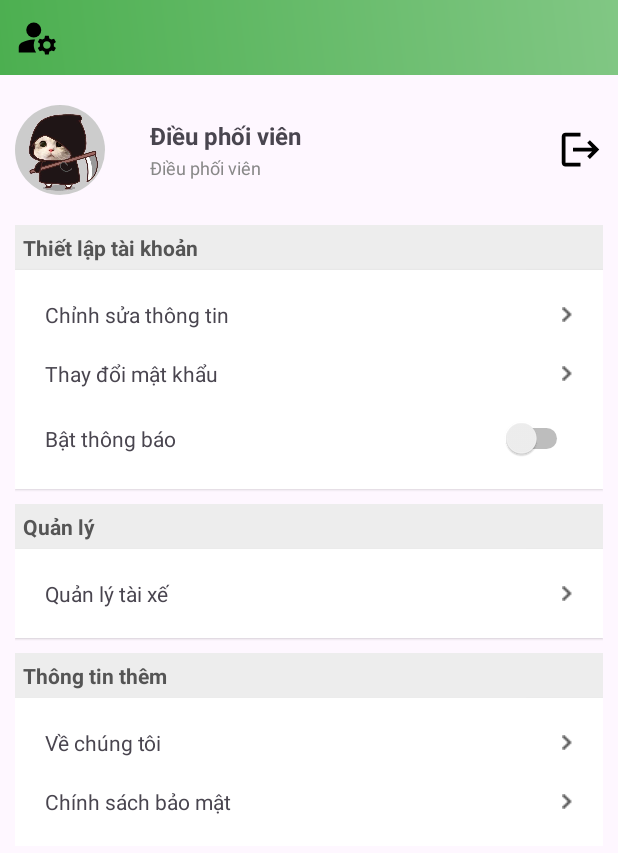
After one commit to Son301203/Car-booking, an Android app: the AccountCoordinationActivity screen opened directly, with no data from a screen before it, on a phone screen of 412 x 824 dp. The commit adds this screen. Shown: the top 853 px of the screen. Run offline under Robolectric (Android 15) with nearby library versions, the phone set to English and light mode, and no system bars; our stand-ins replace Firebase (no records; nobody signed in at launch, a user with empty details on screens opened directly).

Commit message:
account management for coordination

```diff
--- a/app/src/main/AndroidManifest.xml
+++ b/app/src/main/AndroidManifest.xml
@@ -23,6 +23,9 @@
         tools:targetApi="31">
         <activity
             android:name=".view.ChangePasswordActivity"
+            android:exported="false" />
+        <activity
+            android:name=".view.coordination.AccountCoordinationActivity"
             android:exported="false" />
         <activity
             android:name=".view.coordination.ManageDriverActivity"
--- /dev/null
+++ b/app/src/main/java/com/example/bookcar/model/roles/CoordinationRole.java
@@ -0,0 +1,54 @@
+package com.example.bookcar.model.roles;
+
+import com.google.firebase.firestore.DocumentSnapshot;
+
+import java.util.HashMap;
+import java.util.Map;
+
+/**
+ * Coordination role implementation - uses unified "users" collection
+ */
+public class CoordinationRole implements UserRole {
+    private static final String ROLE_ID = "coordination"; // Role ID for coordination
+
+    @Override
+    public String getCollectionName() {
+        return "users"; // All users in same collection
+    }
+
+    @Override
+    public String getRoleId() {
+        return ROLE_ID;
+    }
+
+    @Override
+    public Map<String, Object> getDataFromSnapshot(DocumentSnapshot snapshot) {
+        Map<String, Object> data = new HashMap<>();
+        // Support both old and new field names
+        String name = snapshot.getString("name");
+        if (name == null) {
+            name = snapshot.getString("username");
+        }
+        data.put("name", name);
+        data.put("phone", snapshot.getString("phone"));
+
+        String dateOfBirth = snapshot.getString("date_of_birth");
+        if (dateOfBirth == null) {
+            dateOfBirth = snapshot.getString("date of birth");
+        }
+        data.put("dateOfBirth", dateOfBirth);
+        data.put("gender", snapshot.getString("gender"));
+        return data;
+    }
+
+    @Override
+    public Map<String, Object> getUpdates(String name, String phone, String dateOfBirth, String gender) {
+        Map<String, Object> updates = new HashMap<>();
+        updates.put("name", name);
+        updates.put("phone", phone);
+        updates.put("date_of_birth", dateOfBirth);
+        updates.put("gender", gender);
+        updates.put("role_id", ROLE_ID); // Ensure role_id is set
+        return updates;
+    }
+}
--- a/app/src/main/java/com/example/bookcar/view/AccountActivity.java
+++ b/app/src/main/java/com/example/bookcar/view/AccountActivity.java
@@ -20,6 +20,7 @@ import androidx.core.view.WindowInsetsCompat;
 
 import com.example.bookcar.R;
 import com.example.bookcar.model.roles.ClientRole;
+import com.example.bookcar.model.roles.CoordinationRole;
 import com.example.bookcar.model.roles.DriverRole;
 import com.example.bookcar.model.roles.UserRole;
 import com.example.bookcar.view.bottomtab.TabManager;
@@ -90,6 +91,10 @@ public class AccountActivity extends AppCompatActivity {
             TabUtils.setupTabDriverUI(this);
             bottomNavigation.setVisibility(View.GONE);
             bottomNavigationDriver.setVisibility(View.VISIBLE);
+        } else if (userRole instanceof CoordinationRole) {
+            // Coordination doesn't use bottom nav
+            bottomNavigation.setVisibility(View.GONE);
+            bottomNavigationDriver.setVisibility(View.GONE);
         } else if (userRole instanceof ClientRole) {
             TabUtils.setupTabClientUI(this);
             bottomNavigation.setVisibility(View.VISIBLE);
@@ -104,16 +109,26 @@ public class AccountActivity extends AppCompatActivity {
             return;
         }
 
-        db.collection("drivers")
+        // Check user's role from unified users collection
+        db.collection("users")
                 .document(userId)
                 .get()
                 .addOnCompleteListener(task -> {
                     if (task.isSuccessful() && task.getResult().exists()) {
+                        String roleId = task.getResult().getString("role_id");
+
+                        if ("driver".equals(roleId)) {
                             userRole = new DriverRole();
                             Log.d(TAG, "Xác định vai trò: Tài xế");
                             setupTabDriverUI(this);
                             bottomNavigation.setVisibility(View.GONE);
                             bottomNavigationDriver.setVisibility(View.VISIBLE);
+                        } else if ("coordination".equals(roleId)) {
+                            userRole = new CoordinationRole();
+                            Log.d(TAG, "Xác định vai trò: Điều phối viên");
+                            // Coordination doesn't use bottom nav in AccountActivity
+                            bottomNavigation.setVisibility(View.GONE);
+                            bottomNavigationDriver.setVisibility(View.GONE);
                         } else {
                             userRole = new ClientRole();
                             Log.d(TAG, "Xác định vai trò: Khách hàng");
@@ -122,6 +137,10 @@ public class AccountActivity extends AppCompatActivity {
                             bottomNavigationDriver.setVisibility(View.GONE);
                         }
                         fetchAccountInfo(userId);
+                    } else {
+                        Log.e(TAG, "User not found");
+                        Toast.makeText(this, "Không tìm thấy thông tin người dùng", Toast.LENGTH_SHORT).show();
+                    }
                 })
                 .addOnFailureListener(e -> {
                     Log.e(TAG, "Lỗi khi kiểm tra vai trò: " + e.getMessage());
--- a/app/src/main/java/com/example/bookcar/view/ChangeInfoActivity.java
+++ b/app/src/main/java/com/example/bookcar/view/ChangeInfoActivity.java
@@ -19,6 +19,7 @@ import androidx.core.view.WindowInsetsCompat;
 
 import com.example.bookcar.R;
 import com.example.bookcar.model.roles.ClientRole;
+import com.example.bookcar.model.roles.CoordinationRole;
 import com.example.bookcar.model.roles.DriverRole;
 import com.example.bookcar.model.roles.UserRole;
 import com.google.firebase.auth.FirebaseAuth;
@@ -100,6 +101,8 @@ public class ChangeInfoActivity extends AppCompatActivity {
                         String roleId = task.getResult().getString("role_id");
                         if ("driver".equals(roleId)) {
                             userRole = new DriverRole();
+                        } else if ("coordination".equals(roleId)) {
+                            userRole = new CoordinationRole();
                         } else {
                             userRole = new ClientRole();
                         }
@@ -156,9 +159,9 @@ public class ChangeInfoActivity extends AppCompatActivity {
                 .document(userId)
                 .update(updates)
                 .addOnSuccessListener(unused -> {
-                    String roleText = userRole instanceof DriverRole ? "tài xế" : "người dùng";
+                    String roleText = userRole instanceof DriverRole ? "tài xế" :
+                                    (userRole instanceof CoordinationRole ? "điều phối viên" : "người dùng");
                     Toast.makeText(this, "Thông tin " + roleText + " được cập nhật thành công!", Toast.LENGTH_SHORT).show();
-                    startActivity(new Intent(this, AccountActivity.class));
                     finish();
                 })
                 .addOnFailureListener(e -> {
--- /dev/null
+++ b/app/src/main/java/com/example/bookcar/view/coordination/AccountCoordinationActivity.java
@@ -0,0 +1,115 @@
+package com.example.bookcar.view.coordination;
+
+import android.content.Intent;
+import android.os.Bundle;
+import android.util.Log;
+import android.widget.ImageView;
+import android.widget.TextView;
+import android.widget.Toast;
+
+import androidx.activity.EdgeToEdge;
+import androidx.appcompat.app.AppCompatActivity;
+import androidx.core.graphics.Insets;
+import androidx.core.view.ViewCompat;
+import androidx.core.view.WindowInsetsCompat;
+
+import com.example.bookcar.R;
+import com.example.bookcar.model.roles.CoordinationRole;
+import com.example.bookcar.view.ChangeInfoActivity;
+import com.example.bookcar.view.ChangePasswordActivity;
+import com.example.bookcar.view.LoginActivity;
+import com.google.firebase.auth.FirebaseAuth;
+import com.google.firebase.firestore.FirebaseFirestore;
+
+import java.util.Map;
+
+public class AccountCoordinationActivity extends AppCompatActivity {
+    private static final String TAG = "AccountCoordination";
+
+    private FirebaseAuth mAuth;
+    private FirebaseFirestore db;
+    private CoordinationRole coordinationRole;
+
+    private ImageView btnLogout;
+    private TextView profileUsername, changeInfo, changePassword, manageDrivers;
+
+    @Override
+    protected void onCreate(Bundle savedInstanceState) {
+        super.onCreate(savedInstanceState);
+        EdgeToEdge.enable(this);
+        setContentView(R.layout.activity_account_coordination);
+        ViewCompat.setOnApplyWindowInsetsListener(findViewById(R.id.main_account_coordination), (v, insets) -> {
+            Insets systemBars = insets.getInsets(WindowInsetsCompat.Type.systemBars());
+            v.setPadding(systemBars.left, systemBars.top, systemBars.right, systemBars.bottom);
+            return insets;
+        });
+
+        mAuth = FirebaseAuth.getInstance();
+        db = FirebaseFirestore.getInstance();
+        coordinationRole = new CoordinationRole();
+
+        btnLogout = findViewById(R.id.logoutBtn);
+        profileUsername = findViewById(R.id.profileUsername);
+        changeInfo = findViewById(R.id.changeInfo);
+        changePassword = findViewById(R.id.changePassword);
+        manageDrivers = findViewById(R.id.manageDrivers);
+
+        btnLogout.setOnClickListener(v -> {
+            mAuth.signOut();
+            Toast.makeText(this, "Đăng xuất thành công", Toast.LENGTH_SHORT).show();
+            Intent intent = new Intent(this, LoginActivity.class);
+            intent.setFlags(Intent.FLAG_ACTIVITY_NEW_TASK | Intent.FLAG_ACTIVITY_CLEAR_TASK);
+            startActivity(intent);
+        });
+
+        changeInfo.setOnClickListener(v -> {
+            Intent intent = new Intent(this, ChangeInfoActivity.class);
+            startActivity(intent);
+        });
+
+        changePassword.setOnClickListener(v -> {
+            Intent intent = new Intent(this, ChangePasswordActivity.class);
+            startActivity(intent);
+        });
+
+        manageDrivers.setOnClickListener(v -> {
+            Intent intent = new Intent(this, ManageDriverActivity.class);
+            startActivity(intent);
+        });
+
+        fetchAccountInfo();
+    }
+
+    @Override
+    protected void onResume() {
+        super.onResume();
+        fetchAccountInfo();
+    }
+
+    private void fetchAccountInfo() {
+        String userId = mAuth.getCurrentUser().getUid();
+        if (userId == null) {
+            Toast.makeText(this, "Bạn chưa đăng nhập!", Toast.LENGTH_SHORT).show();
+            return;
+        }
+
+        db.collection(coordinationRole.getCollectionName())
+                .document(userId)
+                .get()
+                .addOnSuccessListener(documentSnapshot -> {
+                    if (documentSnapshot.exists()) {
+                        Map<String, Object> data = coordinationRole.getDataFromSnapshot(documentSnapshot);
+                        String name = (String) data.get("name");
+                        Log.d(TAG, "Tên: " + name);
+                        profileUsername.setText(name != null ? name : "Điều phối viên");
+                    } else {
+                        Log.d(TAG, "Không tìm thấy thông tin trong " + coordinationRole.getCollectionName());
+                        profileUsername.setText("Điều phối viên");
+                    }
+                })
+                .addOnFailureListener(e -> {
+                    Log.e(TAG, "Lỗi khi lấy thông tin: " + e.getMessage());
+                    profileUsername.setText("Lỗi tải tên");
+                });
+    }
+}
--- a/app/src/main/java/com/example/bookcar/view/coordination/ManageDriverActivity.java
+++ b/app/src/main/java/com/example/bookcar/view/coordination/ManageDriverActivity.java
@@ -2,12 +2,14 @@ package com.example.bookcar.view.coordination;
 
 import android.app.AlertDialog;
 import android.app.DatePickerDialog;
+import android.content.Intent;
 import android.os.Bundle;
 import android.text.TextUtils;
 import android.view.View;
 import android.widget.ArrayAdapter;
 import android.widget.Button;
 import android.widget.EditText;
+import android.widget.ImageView;
 import android.widget.ProgressBar;
 import android.widget.Spinner;
 import android.widget.Toast;
@@ -80,6 +82,13 @@ public class ManageDriverActivity extends AppCompatActivity implements DriverAda
         tabLayout = findViewById(R.id.tabLayout);
         viewPager = findViewById(R.id.viewPager);
         fabAddDriver = findViewById(R.id.fabAddDriver);
+        ImageView btnAccountCoordination = findViewById(R.id.btnAccountCoordination);
+
+        // Account button click
+        btnAccountCoordination.setOnClickListener(v -> {
+            Intent intent = new Intent(this, AccountCoordinationActivity.class);
+            startActivity(intent);
+        });
 
         // Setup driver list and adapter
         driverList = new ArrayList<>();
--- /dev/null
+++ b/app/src/main/res/layout/activity_account_coordination.xml
@@ -0,0 +1,227 @@
+<?xml version="1.0" encoding="utf-8"?>
+<androidx.constraintlayout.widget.ConstraintLayout
+    xmlns:android="http://schemas.android.com/apk/res/android"
+    xmlns:app="http://schemas.android.com/apk/res-auto"
+    xmlns:tools="http://schemas.android.com/tools"
+    android:id="@+id/main_account_coordination"
+    android:layout_width="match_parent"
+    android:layout_height="match_parent">
+
+    <LinearLayout
+        android:id="@+id/header"
+        android:layout_width="0dp"
+        android:layout_height="wrap_content"
+        android:orientation="horizontal"
+        android:padding="10dp"
+        android:background="@drawable/gradient_background"
+        app:layout_constraintTop_toTopOf="parent"
+        app:layout_constraintStart_toStartOf="parent"
+        app:layout_constraintEnd_toEndOf="parent">
+
+        <ImageView
+            android:layout_width="30dp"
+            android:layout_height="30dp"
+            android:src="@drawable/baseline_manage_accounts_24"
+            android:contentDescription="Account Icon"
+            android:layout_gravity="center_vertical" />
+    </LinearLayout>
+
+    <LinearLayout
+        android:id="@+id/accountInfo"
+        android:layout_width="0dp"
+        android:layout_height="wrap_content"
+        android:orientation="horizontal"
+        android:padding="10dp"
+        android:layout_marginTop="10dp"
+        app:layout_constraintTop_toBottomOf="@id/header"
+        app:layout_constraintStart_toStartOf="parent"
+        app:layout_constraintEnd_toEndOf="parent">
+
+        <ImageView
+            android:id="@+id/profileImageView"
+            android:layout_width="60dp"
+            android:layout_height="60dp"
+            android:src="@drawable/avatar"
+            android:contentDescription="Avatar Image"
+            android:layout_marginRight="30dp"
+            android:layout_gravity="center"
+            android:background="@drawable/circular_shape"
+            android:clipToOutline="true"
+            android:outlineProvider="background" />
+
+        <LinearLayout
+            android:layout_width="0dp"
+            android:layout_height="wrap_content"
+            android:layout_weight="1"
+            android:orientation="vertical"
+            android:layout_gravity="center_vertical">
+
+            <TextView
+                android:id="@+id/profileUsername"
+                android:layout_width="wrap_content"
+                android:layout_height="wrap_content"
+                android:textSize="16sp"
+                android:textStyle="bold" />
+
+            <TextView
+                android:layout_width="wrap_content"
+                android:layout_height="wrap_content"
+                android:text="Điều phối viên"
+                android:textSize="12sp"
+                android:textColor="#888888"
+                android:layout_marginTop="2dp" />
+        </LinearLayout>
+
+        <ImageView
+            android:id="@+id/logoutBtn"
+            android:layout_width="30dp"
+            android:layout_height="30dp"
+            android:src="@drawable/baseline_logout_24"
+            android:contentDescription="Logout Icon"
+            android:layout_gravity="center_vertical" />
+    </LinearLayout>
+
+    <ScrollView
+        android:layout_width="0dp"
+        android:layout_height="0dp"
+        app:layout_constraintTop_toBottomOf="@id/accountInfo"
+        app:layout_constraintBottom_toBottomOf="parent"
+        app:layout_constraintStart_toStartOf="parent"
+        app:layout_constraintEnd_toEndOf="parent"
+        android:padding="10dp">
+
+        <LinearLayout
+            android:layout_width="match_parent"
+            android:layout_height="wrap_content"
+            android:orientation="vertical">
+
+            <TextView
+                android:layout_width="match_parent"
+                android:layout_height="wrap_content"
+                android:text="Thiết lập tài khoản"
+                android:textStyle="bold"
+                android:padding="5dp"
+                android:background="#EDEDED"
+                android:textColor="#555555" />
+
+            <LinearLayout
+                android:layout_width="match_parent"
+                android:layout_height="wrap_content"
+                android:orientation="vertical"
+                android:padding="10dp"
+                android:background="#FFFFFF"
+                android:elevation="1dp"
+                android:layout_marginBottom="10dp">
+
+                <TextView
+                    android:id="@+id/changeInfo"
+                    android:layout_width="match_parent"
+                    android:layout_height="wrap_content"
+                    android:text="Chỉnh sửa thông tin"
+                    android:padding="10dp"
+                    android:drawableEnd="@drawable/icon_arrow"
+                    android:drawablePadding="10dp"
+                    android:background="?android:attr/selectableItemBackground" />
+
+                <TextView
+                    android:id="@+id/changePassword"
+                    android:layout_width="match_parent"
+                    android:layout_height="wrap_content"
+                    android:text="Thay đổi mật khẩu"
+                    android:padding="10dp"
+                    android:drawableEnd="@drawable/icon_arrow"
+                    android:drawablePadding="10dp"
+                    android:background="?android:attr/selectableItemBackground" />
+
+                <LinearLayout
+                    android:id="@+id/tvNotificationSettings"
+                    android:layout_width="match_parent"
+                    android:layout_height="wrap_content"
+                    android:orientation="horizontal"
+                    android:padding="10dp"
+                    android:gravity="center_vertical">
+                    <TextView
+                        android:id="@+id/tvNotificationLabel"
+                        android:layout_width="0dp"
+                        android:layout_height="wrap_content"
+                        android:layout_weight="1"
+                        android:text="Bật thông báo" />
+
+                    <Switch
+                        android:id="@+id/switchNotification"
+                        android:layout_width="wrap_content"
+                        android:layout_height="wrap_content"
+                        android:contentDescription="Bật thông báo"
+                        tools:ignore="UseSwitchCompatOrMaterialXml" />
+                </LinearLayout>
+            </LinearLayout>
+
+            <TextView
+                android:layout_width="match_parent"
+                android:layout_height="wrap_content"
+                android:text="Quản lý"
+                android:textStyle="bold"
+                android:padding="5dp"
+                android:background="#EDEDED"
+                android:textColor="#555555" />
+
+            <LinearLayout
+                android:layout_width="match_parent"
+                android:layout_height="wrap_content"
+                android:orientation="vertical"
+                android:padding="10dp"
+                android:background="#FFFFFF"
+                android:elevation="1dp"
+                android:layout_marginBottom="10dp">
+
+                <TextView
+                    android:id="@+id/manageDrivers"
+                    android:layout_width="match_parent"
+                    android:layout_height="wrap_content"
+                    android:text="Quản lý tài xế"
+                    android:padding="10dp"
+                    android:drawableEnd="@drawable/icon_arrow"
+                    android:drawablePadding="10dp"
+                    android:background="?android:attr/selectableItemBackground" />
+            </LinearLayout>
+
+            <TextView
+                android:layout_width="match_parent"
+                android:layout_height="wrap_content"
+                android:text="Thông tin thêm"
+                android:textStyle="bold"
+                android:padding="5dp"
+                android:background="#EDEDED"
+                android:textColor="#555555" />
+
+            <LinearLayout
+                android:layout_width="match_parent"
+                android:layout_height="wrap_content"
+                android:orientation="vertical"
+                android:padding="10dp"
+                android:background="#FFFFFF"
+                android:elevation="1dp">
+
+                <TextView
+                    android:id="@+id/tvAbout"
+                    android:layout_width="match_parent"
+                    android:layout_height="wrap_content"
+                    android:text="Về chúng tôi"
+                    android:padding="10dp"
+                    android:drawableEnd="@drawable/icon_arrow"
+                    android:drawablePadding="10dp"
+                    android:background="?android:attr/selectableItemBackground" />
+
+                <TextView
+                    android:layout_width="match_parent"
+                    android:layout_height="wrap_content"
+                    android:text="Chính sách bảo mật"
+                    android:padding="10dp"
+                    android:drawableEnd="@drawable/icon_arrow"
+                    android:drawablePadding="10dp"
+                    android:background="?android:attr/selectableItemBackground" />
+            </LinearLayout>
+        </LinearLayout>
+    </ScrollView>
+
+</androidx.constraintlayout.widget.ConstraintLayout>
--- a/app/src/main/res/layout/activity_manage_driver.xml
+++ b/app/src/main/res/layout/activity_manage_driver.xml
@@ -10,15 +10,30 @@
         android:orientation="vertical">
 
         <!-- Header -->
-        <TextView
+        <RelativeLayout
             android:layout_width="match_parent"
             android:layout_height="wrap_content"
-            android:text="🚗 Quản lý tài xế"
-            android:textSize="24sp"
-            android:textStyle="bold"
-            android:textColor="#4CAF50"
-            android:gravity="center"
-            android:padding="16dp" />
+            android:padding="16dp">
+
+            <TextView
+                android:layout_width="wrap_content"
+                android:layout_height="wrap_content"
+                android:text="🚗 Quản lý tài xế"
+                android:textSize="24sp"
+                android:textStyle="bold"
+                android:textColor="#4CAF50"
+                android:layout_centerInParent="true" />
+
+            <ImageView
+                android:id="@+id/btnAccountCoordination"
+                android:layout_width="32dp"
+                android:layout_height="32dp"
+                android:src="@drawable/baseline_manage_accounts_24"
+                android:contentDescription="Account"
+                android:layout_alignParentEnd="true"
+                android:layout_centerVertical="true"
+                android:background="?android:attr/selectableItemBackgroundBorderless" />
+        </RelativeLayout>
 
         <!-- TabLayout -->
         <com.google.android.material.tabs.TabLayout
```
Lines whose indentation alone changed are shown as unchanged.
